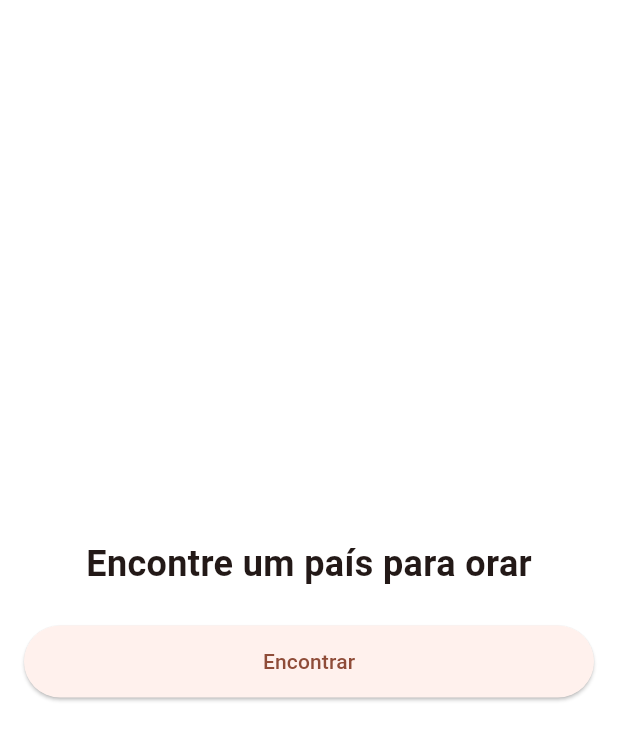
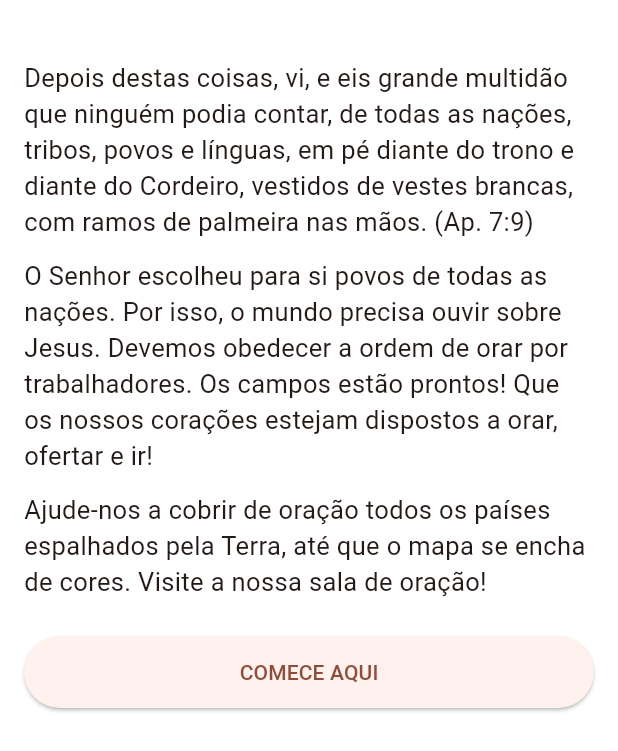
Before and after one commit to NobreMateus/pray_map, a Flutter app: the SelectCountryPage screen opened by its route, on a phone screen of 412 x 824 dp. Shown: the top 751 px of the screen. Run offline on Flutter 3.47's test engine with Material 3 defaults, Android fonts, the phone set to English and light mode, and no system bars; our stand-ins replace cloud_firestore, csv, firebase_core, flutter_bloc, lottie; missing offline and left inert: syncfusion_flutter_maps; accounts and stored records are empty; generated files the repository leaves out were written again.

Commit message:
Novas telas

```diff
--- a/lib/domain/use_cases/get_pray_country_use_case/get_pray_country_use_case_impl.dart
+++ b/lib/domain/use_cases/get_pray_country_use_case/get_pray_country_use_case_impl.dart
@@ -14,7 +14,7 @@ class GetPrayCountryUseCaseImpl extends GetPrayCountryUseCase {
     final countries = await repository.getCountries();
     final doneCountries = await repository.getDoneCountries();
     final filteredCountries = countries.where((element) => !doneCountries.contains(element.nomeEn)).toList();
-    final randomCountry = filteredCountries[Random().nextInt(filteredCountries.length - 1)];
+    final randomCountry = filteredCountries[Random().nextInt(filteredCountries.length)];
     return randomCountry;
   }
 }
--- a/lib/select_country/presenter/bloc/select_country_bloc.dart
+++ b/lib/select_country/presenter/bloc/select_country_bloc.dart
@@ -11,11 +11,19 @@ class SelectCountrBloc extends Bloc<SelectCountryEvent, SelectCountryState> {
   SelectCountrBloc({
     required this.getPrayCountryUseCase,
     required this.prayForCountryUseCase,
-  }) : super(SelectCountrySearchState()) {
+  }) : super(SelectCountryIntroState()) {
+    on<PerformIntroStart>(onPerformIntroStart);
     on<PerformSelectCountryEvent>(onPerformSelectCountryEvent);
     on<FinishLoadingEvent>(onFinishLoadingEvent);
     on<BackToStartEvent>(onBackToStartEvent);
     on<PrayedEvent>(onPrayedEvent);
+  }
+
+  onPerformIntroStart(
+    PerformIntroStart event,
+    Emitter<SelectCountryState> emit,
+  ) {
+    emit(SelectCountrySearchState());
   }
 
   onPerformSelectCountryEvent(
@@ -37,7 +45,7 @@ class SelectCountrBloc extends Bloc<SelectCountryEvent, SelectCountryState> {
     BackToStartEvent event,
     Emitter<SelectCountryState> emit,
   ) {
-    emit(SelectCountrySearchState());
+    emit(SelectCountryIntroState());
   }
 
   onPrayedEvent(
--- a/lib/select_country/presenter/bloc/select_country_event.dart
+++ b/lib/select_country/presenter/bloc/select_country_event.dart
@@ -1,4 +1,6 @@
 abstract class SelectCountryEvent {}
+
+class PerformIntroStart extends SelectCountryEvent {}
 
 class PerformSelectCountryEvent extends SelectCountryEvent {}
 
--- a/lib/select_country/presenter/bloc/select_country_state.dart
+++ b/lib/select_country/presenter/bloc/select_country_state.dart
@@ -1,6 +1,8 @@
 import 'package:map_study/domain/country_data.dart';
 
 abstract class SelectCountryState {}
+
+class SelectCountryIntroState extends SelectCountryState {}
 
 class SelectCountrySearchState extends SelectCountryState {}
 
--- a/lib/select_country/presenter/select_country_page.dart
+++ b/lib/select_country/presenter/select_country_page.dart
@@ -5,6 +5,7 @@ import 'package:map_study/domain/use_cases/pray_for_country_use_case/pray_for_co
 import 'package:map_study/select_country/data/select_country_repository.dart';
 import 'package:map_study/select_country/presenter/bloc/select_country_bloc.dart';
 import 'package:map_study/select_country/presenter/bloc/select_country_state.dart';
+import 'package:map_study/select_country/presenter/subviews/intro_widget.dart';
 import 'package:map_study/select_country/presenter/subviews/loading_country_widget.dart';
 import 'package:map_study/select_country/presenter/subviews/show_country_widget.dart';
 import 'package:map_study/select_country/presenter/subviews/search_country_widget.dart';
@@ -37,6 +38,9 @@ class _SelectCountryPageState extends State<SelectCountryPage> {
           child: SizedBox(
             width: MediaQuery.of(context).size.width > 500 ? 500 : double.infinity,
             child: BlocBuilder<SelectCountrBloc, SelectCountryState>(builder: (context, state) {
+              if (state is SelectCountryIntroState) {
+                return const IntroWidget();
+              }
               if (state is SelectCountrySearchState) {
                 return const SearchCountryWidget();
               }
--- /dev/null
+++ b/lib/select_country/presenter/subviews/intro_widget.dart
@@ -0,0 +1,48 @@
+import 'package:flutter/material.dart';
+import 'package:flutter_bloc/flutter_bloc.dart';
+import 'package:map_study/select_country/presenter/bloc/select_country_bloc.dart';
+import 'package:map_study/select_country/presenter/bloc/select_country_event.dart';
+import 'package:map_study/select_country/widgets/definitios.dart';
+
+class IntroWidget extends StatelessWidget {
+  const IntroWidget({super.key});
+
+  @override
+  Widget build(BuildContext context) {
+    final bloc = context.read<SelectCountrBloc>();
+    return Container(
+      color: Colors.white,
+      child: Padding(
+        padding: const EdgeInsets.all(16),
+        child: Column(children: [
+          const SizedBox(height: 24),
+          const Text(
+            "Depois destas coisas, vi, e eis grande multidão que ninguém podia contar, de todas as nações, tribos, povos e línguas, em pé diante do trono e diante do Cordeiro, vestidos de vestes brancas, com ramos de palmeira nas mãos. (Ap. 7:9)",
+            style: commomTextStyle,
+          ),
+          const SizedBox(height: 12),
+          const Text(
+            "O Senhor escolheu para si povos de todas as nações. Por isso, o mundo precisa ouvir sobre Jesus. Devemos obedecer a ordem de orar por trabalhadores. Os campos estão prontos! Que os nossos corações estejam dispostos a orar, ofertar e ir!",
+            style: commomTextStyle,
+          ),
+          const SizedBox(height: 12),
+          const Text(
+            "Ajude-nos a cobrir de oração todos os países espalhados pela Terra, até que o mapa se encha de cores. Visite a nossa sala de oração!",
+            style: commomTextStyle,
+          ),
+          const SizedBox(height: 24),
+          SizedBox(
+            width: double.infinity,
+            height: 48,
+            child: ElevatedButton(
+              onPressed: () {
+                bloc.add(PerformIntroStart());
+              },
+              child: const Text("COMECE AQUI"),
+            ),
+          ),
+        ]),
+      ),
+    );
+  }
+}
--- a/lib/select_country/presenter/subviews/search_country_widget.dart
+++ b/lib/select_country/presenter/subviews/search_country_widget.dart
@@ -16,11 +16,34 @@ class SearchCountryWidget extends StatelessWidget {
       width: MediaQuery.of(context).size.width > 500 ? 500 : double.infinity,
       child: Padding(
         padding: const EdgeInsets.all(16.0),
-        child: Column(children: [
-          const Spacer(),
+        child: Column(
+          mainAxisAlignment: MainAxisAlignment.start,
+          crossAxisAlignment: CrossAxisAlignment.start,
+          children: [
+            const SizedBox(height: 24),
             const Text(
               "Encontre um país para orar",
               style: titleStyle,
+            ),
+            const SizedBox(height: 16),
+            const Text(
+              "1) Sorteie um país para orar no ícone abaixo;",
+              style: commomTextStyle,
+            ),
+            const SizedBox(height: 8),
+            const Text(
+              "2) Leia as informações e os pedidos de oração;",
+              style: commomTextStyle,
+            ),
+            const SizedBox(height: 8),
+            const Text(
+              "3) Ore pelo país no lugar onde você estiver ou visite a nossa sala de oração;",
+              style: commomTextStyle,
+            ),
+            const SizedBox(height: 8),
+            const Text(
+              "4) Conclua a oração, para que o país fique colorido no mapa!",
+              style: commomTextStyle,
             ),
             const SizedBox(height: 24),
             SizedBox(
@@ -30,11 +53,11 @@ class SearchCountryWidget extends StatelessWidget {
                 onPressed: () {
                   bloc.add(PerformSelectCountryEvent());
                 },
-              child: const Text("Encontrar"),
+                child: const Text("SORTEAR UM PAÍS"),
               ),
             ),
-          const Spacer(),
-        ]),
+          ],
+        ),
       ),
     ));
   }
```
Also changed, not shown: lib/select_country/presenter/subviews/show_country_widget.dart (+4 -4 lines), lib/select_country/widgets/number_info_card.dart (+5 -5 lines). Lines whose indentation alone changed are shown as unchanged.
